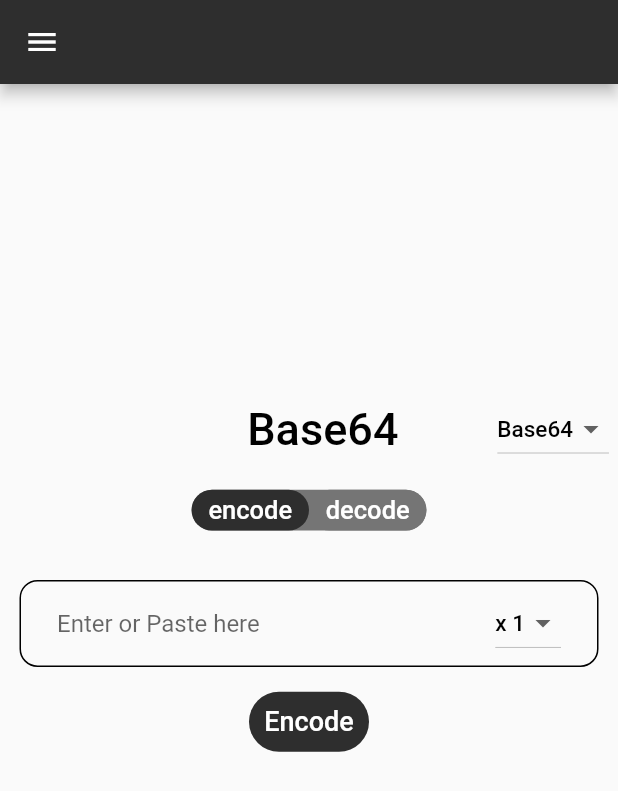
After one commit to narayann7/convertor-X, a Flutter app: the Base64 screen opened directly, on a phone screen of 412 x 824 dp. The commit adds this screen. Shown: the top 791 px of the screen. Run offline on Flutter 3.47's test engine with Material 2 defaults, Android fonts, the phone set to English and light mode, and no system bars; our stand-ins replace fluttertoast, google_fonts; missing offline and left inert: base32; Roboto replaces fonts that are missing (Sen).

Commit message:
added base screen , unit screen

```diff
--- /dev/null
+++ b/lib/view/screen/base64.dart
@@ -0,0 +1,217 @@
+import 'package:flutter/material.dart';
+import 'package:just_convert_it/models/all_constants.dart';
+import 'package:just_convert_it/models/encoding_decoding.dart';
+import 'package:just_convert_it/view/more_than_ones/dialogboxs.dart';
+import 'package:just_convert_it/view/more_than_ones/more_thyan_ones.dart';
+
+class Base64 extends StatefulWidget {
+  Base64({Key? key}) : super(key: key);
+
+  @override
+  _Base64State createState() => _Base64State();
+}
+
+class _Base64State extends State<Base64> {
+  TextEditingController testE = TextEditingController();
+  var en, dc;
+  bool ec = true;
+  var hint = "x 1";
+
+  var titile = "Base64";
+
+  @override
+  Widget build(BuildContext context) {
+    return GestureDetector(
+      onTap: () {
+        FocusScope.of(context).unfocus();
+      },
+      child: Scaffold(
+        // resizeToAvoidBottomInset: false,
+        drawer: Drawer(child: drawerElement(context)),
+        appBar: AppBar(
+          backgroundColor: d6,
+        ),
+        body: SingleChildScrollView(
+          child: Column(
+            children: [
+              SizedBox(
+                height: MediaQuery.of(context).size.height * 0.25,
+              ),
+              Row(
+                // mainAxisAlignment:MainAxisAlignment.center,
+                children: [
+                  SizedBox(
+                    width: MediaQuery.of(context).size.width * 0.4,
+                  ),
+                  text(c: b, content: titile, size: 30),
+                  SizedBox(
+                    width: MediaQuery.of(context).size.width * 0.16,
+                  ),
+                  DropdownButton<String>(
+                    hint: text(c: b, content: titile, size: 15),
+                    items: <String>["Base64", "Base32"].map((String value) {
+                      return DropdownMenuItem<String>(
+                        onTap: () {
+                          setState(() {
+                            titile = value;
+                          });
+                        },
+                        value: value,
+                        child: text(c: b, content: value, size: 15),
+                      );
+                    }).toList(),
+                    onChanged: (_) {},
+                  ),
+                ],
+              ),
+              SizedBox(
+                height: MediaQuery.of(context).size.height * 0.02,
+              ),
+              Container(
+                height: MediaQuery.of(context).size.height * 0.033,
+                width: MediaQuery.of(context).size.width * 0.38,
+                decoration: BoxDecoration(
+                    color: grey, borderRadius: BorderRadius.circular(15)),
+                child: Row(
+                  children: [
+                    GestureDetector(
+                      onTap: () {
+                        if (ec == false) {
+                          setState(() {
+                            ec = !ec;
+                            testE.clear();
+                          });
+                        }
+                      },
+                      child: Container(
+                        child: Center(
+                            child: text(content: "encode", c: w, size: 17)),
+                        height: MediaQuery.of(context).size.height * 0.033,
+                        width: MediaQuery.of(context).size.width * (0.38 / 2),
+                        decoration: BoxDecoration(
+                            color: ec == true ? d6 : grey,
+                            borderRadius: BorderRadius.circular(15)),
+                      ),
+                    ),
+                    GestureDetector(
+                      onTap: () {
+                        if (ec == true) {
+                          setState(() {
+                            ec = !ec;
+                            testE.clear();
+                          });
+                        }
+                      },
+                      child: Container(
+                        child: Center(
+                            child: text(content: "decode", c: w, size: 17)),
+                        height: MediaQuery.of(context).size.height * 0.033,
+                        width: MediaQuery.of(context).size.width * (0.38 / 2),
+                        decoration: BoxDecoration(
+                            color: ec == true ? grey : d6,
+                            borderRadius: BorderRadius.circular(15)),
+                      ),
+                    ),
+                  ],
+                ),
+              ),
+              SizedBox(
+                height: MediaQuery.of(context).size.height * 0.02,
+              ),
+              SizedBox(
+                height: MediaQuery.of(context).size.height * 0.02,
+              ),
+              Padding(
+                padding: const EdgeInsets.symmetric(horizontal: 13),
+                child: Container(
+                  padding: const EdgeInsets.symmetric(horizontal: 8),
+                  decoration: BoxDecoration(
+                    border: Border.all(
+                        color: Colors.black, style: BorderStyle.solid),
+                    borderRadius: BorderRadius.circular(12),
+                  ),
+                  child: ListTile(
+                    trailing: DropdownButton<String>(
+                      hint: text(c: b, content: hint, size: 15),
+                      items: <String>['x 1', 'x 2', 'x 3', 'x 4', "x 5"]
+                          .map((String value) {
+                        return DropdownMenuItem<String>(
+                          onTap: () {
+                            setState(() {
+                              hint = value;
+                            });
+                          },
+                          value: value,
+                          child: text(c: b, content: value, size: 15),
+                        );
+                      }).toList(),
+                      onChanged: (_) {},
+                    ),
+                    title: TextField(
+                      controller: testE,
+                      onChanged: (e) {
+                        setState(() {
+                          en = e;
+                        });
+                      },
+                      decoration: InputDecoration(
+                          hintText: "Enter or Paste here ",
+                          alignLabelWithHint: true,
+                          border: InputBorder.none,
+                          hintStyle: TextStyle()),
+                    ),
+                  ),
+                ),
+              ),
+              SizedBox(
+                height: MediaQuery.of(context).size.height * 0.02,
+              ),
+              GestureDetector(
+                onTap: () {
+                  FocusScope.of(context).unfocus();
+
+                  if (ec == true) {
+                    if (int.parse(titile[titile.length - 1]) == 4) {
+                      showData(
+                          context,
+                          EncodeDecode.base64Encoder(
+                              en, int.parse(hint[hint.length - 1])));
+                    } else {
+                      showData(
+                          context,
+                          EncodeDecode.base32Encoder(
+                              en, int.parse(hint[hint.length - 1])));
+                    }
+                  } else {
+                    if (int.parse(titile[titile.length - 1]) == 4) {
+                      showData(
+                          context,
+                          EncodeDecode.base64Decoder(
+                              en, int.parse(hint[hint.length - 1])));
+                    } else {
+                      showData(
+                          context,
+                          EncodeDecode.base32Decoder(
+                              en, int.parse(hint[hint.length - 1])));
+                    }
+                  }
+                },
+                child: Container(
+                  height: 40,
+                  width: 80,
+                  decoration: BoxDecoration(
+                      color: d6, borderRadius: BorderRadius.circular(30)),
+                  child: Center(
+                      child: text(
+                          content: ec == true ? "Encode" : "Decode",
+                          c: w,
+                          size: 18)),
+                ),
+              )
+            ],
+          ),
+        ),
+      ),
+    );
+  }
+}
```
Also changed, not shown: lib/view/more_than_ones/dialogboxs.dart (+7 -4 lines), lib/view/screen/unit_convertion.dart (added, +125 -0 lines), lib/test.dart (added).
